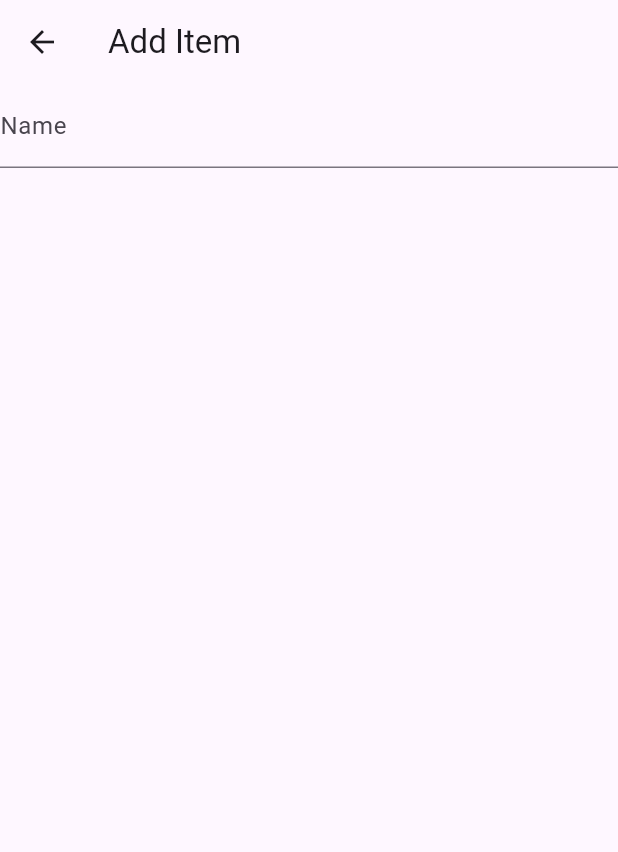
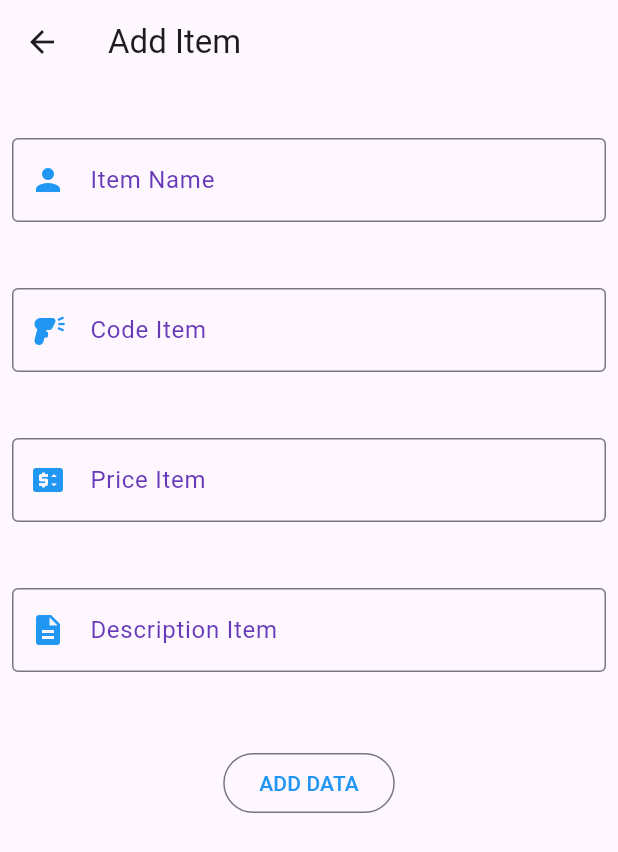
Before and after one commit to Alqdees/point_of_sell, a Flutter app: the AddItem screen opened directly, on a phone screen of 412 x 824 dp. Shown: the top 852 px of the screen. Run offline on Flutter 3.47's test engine with Material 2 defaults, Android fonts, the phone set to English and light mode, and no system bars; our stand-ins replace get.

Commit message:
some error solved

```diff
--- a/lib/View/Pages/Add_Item.dart
+++ b/lib/View/Pages/Add_Item.dart
@@ -1,4 +1,5 @@
 import 'package:flutter/material.dart';
+import 'package:get/get.dart';
 
 class AddItem extends StatelessWidget {
   const AddItem({Key? key}) : super(key: key);
@@ -9,18 +10,83 @@ class AddItem extends StatelessWidget {
       appBar: AppBar(
         title: const Text('Add Item'),
       ),
-      body: Container(
-        child: Center(
-          child: Column(children: [
-            TextFormField(
-              decoration: const InputDecoration(
-                label: Text(
-                  "Name",
-                ),
+      body: Center(
+        child: Column(children: [
+          const SizedBox(
+            height: 28,
+          ),
+          TextField(
+            name: "Item Name",
+            icons: Icons.person,
+          ),
+          const SizedBox(
+            height: 28,
+          ),
+          TextField(
+            name: "Code Item",
+            icons: Icons.barcode_reader,
+          ),
+          const SizedBox(
+            height: 28,
+          ),
+          TextField(
+            name: "Price Item",
+            icons: Icons.price_change,
+          ),
+          const SizedBox(
+            height: 28,
+          ),
+          TextField(name: "Description Item", icons: Icons.description),
+          const SizedBox(
+            height: 42,
+          ),
+          OutlinedButton(
+            onPressed: () async {},
+            child: const Text(
+              'ADD DATA',
+              textAlign: TextAlign.center,
+              style: TextStyle(
+                color: Colors.blue,
+                fontSize: 14,
               ),
-              initialValue: "",
             ),
-          ]),
+          )
+        ]),
+      ),
+    );
+  }
+}
+
+class TextField extends StatelessWidget {
+  TextField({
+    super.key,
+    this.name,
+    this.icons,
+  });
+  String? name;
+  IconData? icons;
+
+  @override
+  Widget build(BuildContext context) {
+    return Padding(
+      padding: const EdgeInsets.all(8.0),
+      child: TextFormField(
+
+        decoration: InputDecoration(
+          labelText: name,
+          prefixIcon: Icon(
+            icons,
+            color: Colors.blue,
+          ),
+          border: const OutlineInputBorder(),
+          focusedBorder: OutlineInputBorder(
+            borderSide: BorderSide(
+              color: Colors.deepPurple.shade300,
+            ),
+          ),
+          labelStyle: const TextStyle(
+            color: Colors.deepPurple,
+          ),
         ),
       ),
     );
```
